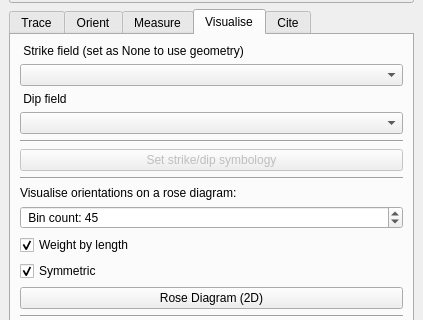
RichardQZeng/ForestLines, file geo_trace/geo_trace_dockwidget_base.ui: the form before one commit; both pictures show x 0 to 423 and y 96 to 416 of the 423 by 786 pixel window.
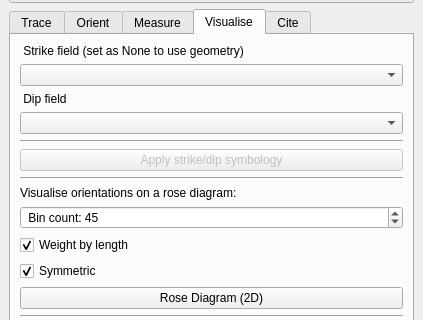
The form after the commit. The open tabs and pages were chosen to show the change. Custom widgets are drawn as their Qt base class.

Commit message: Bugfixes and added threshold for surface orientation

```diff
--- a/geo_trace/geo_trace_dockwidget_base.ui
+++ b/geo_trace/geo_trace_dockwidget_base.ui
@@ -633,7 +633,7 @@
            <bool>false</bool>
           </property>
           <property name="text">
-           <string>Set strike/dip symbology</string>
+           <string>Apply strike/dip symbology</string>
           </property>
          </widget>
         </item>
```
The commit also changes 2 other files.
